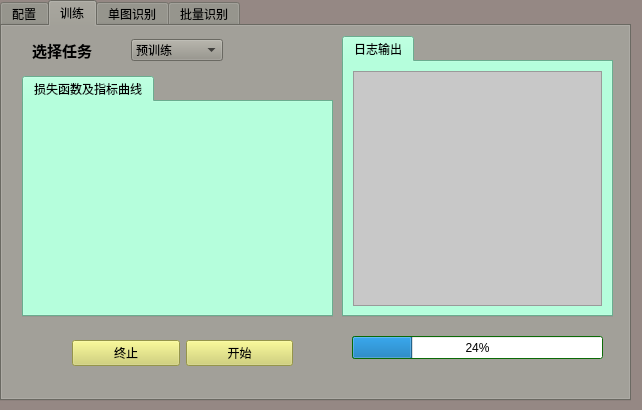
Above: develop.ui from cgsdfc/object-detection-ui before the change. Below: the same form after it.
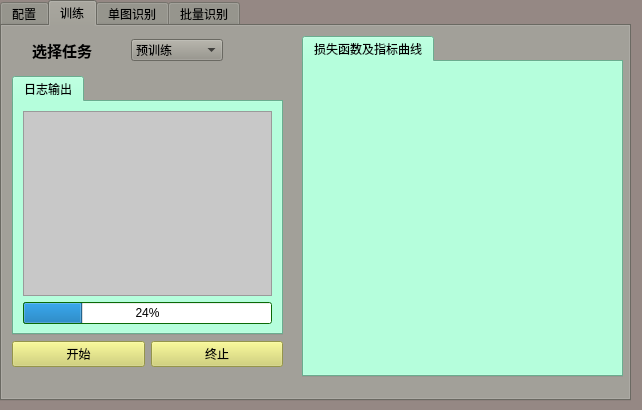
That is the form after the change. Icons and pictures are not drawn.

Commit message: 保存进度：曲线绘制 静态

Patch:
```diff
--- a/develop.ui
+++ b/develop.ui
@@ -3225,10 +3225,10 @@
      <widget class="QTabWidget" name="tabWidget">
       <property name="geometry">
        <rect>
-        <x>20</x>
-        <y>50</y>
-        <width>311</width>
-        <height>241</height>
+        <x>300</x>
+        <y>10</y>
+        <width>321</width>
+        <height>341</height>
        </rect>
       </property>
       <property name="palette">
@@ -3653,457 +3653,9 @@
        <attribute name="title">
         <string>损失函数及指标曲线</string>
        </attribute>
-       <widget class="QWidget" name="verticalLayoutWidget">
-        <property name="geometry">
-         <rect>
-          <x>9</x>
-          <y>9</y>
-          <width>291</width>
-          <height>191</height>
-         </rect>
-        </property>
+       <layout class="QVBoxLayout" name="verticalLayout_10">
+        <item>
         <layout class="QVBoxLayout" name="graph_layout"/>
-       </widget>
-      </widget>
-     </widget>
-     <widget class="QTabWidget" name="tabWidget_3">
-      <property name="geometry">
-       <rect>
-        <x>340</x>
-        <y>10</y>
-        <width>271</width>
-        <height>281</height>
-       </rect>
-      </property>
-      <property name="palette">
-       <palette>
-        <active>
-         <colorrole role="WindowText">
-          <brush brushstyle="SolidPattern">
-           <color alpha="255">
-            <red>0</red>
-            <green>0</green>
-            <blue>0</blue>
-           </color>
-          </brush>
-         </colorrole>
-         <colorrole role="Button">
-          <brush brushstyle="SolidPattern">
-           <color alpha="255">
-            <red>149</red>
-            <green>242</green>
-            <blue>200</blue>
-           </color>
-          </brush>
-         </colorrole>
-         <colorrole role="Light">
-          <brush brushstyle="SolidPattern">
-           <color alpha="255">
-            <red>255</red>
-            <green>255</green>
-            <blue>255</blue>
-           </color>
-          </brush>
-         </colorrole>
-         <colorrole role="Midlight">
-          <brush brushstyle="SolidPattern">
-           <color alpha="255">
-            <red>202</red>
-            <green>248</green>
-            <blue>227</blue>
-           </color>
-          </brush>
-         </colorrole>
-         <colorrole role="Dark">
-          <brush brushstyle="SolidPattern">
-           <color alpha="255">
-            <red>74</red>
-            <green>121</green>
-            <blue>100</blue>
-           </color>
-          </brush>
-         </colorrole>
-         <colorrole role="Mid">
-          <brush brushstyle="SolidPattern">
-           <color alpha="255">
-            <red>99</red>
-            <green>161</green>
-            <blue>133</blue>
-           </color>
-          </brush>
-         </colorrole>
-         <colorrole role="Text">
-          <brush brushstyle="SolidPattern">
-           <color alpha="255">
-            <red>0</red>
-            <green>0</green>
-            <blue>0</blue>
-           </color>
-          </brush>
-         </colorrole>
-         <colorrole role="BrightText">
-          <brush brushstyle="SolidPattern">
-           <color alpha="255">
-            <red>255</red>
-            <green>255</green>
-            <blue>255</blue>
-           </color>
-          </brush>
-         </colorrole>
-         <colorrole role="ButtonText">
-          <brush brushstyle="SolidPattern">
-           <color alpha="255">
-            <red>0</red>
-            <green>0</green>
-            <blue>0</blue>
-           </color>
-          </brush>
-         </colorrole>
-         <colorrole role="Base">
-          <brush brushstyle="SolidPattern">
-           <color alpha="255">
-            <red>255</red>
-            <green>255</green>
-            <blue>255</blue>
-           </color>
-          </brush>
-         </colorrole>
-         <colorrole role="Window">
-          <brush brushstyle="SolidPattern">
-           <color alpha="255">
-            <red>149</red>
-            <green>242</green>
-            <blue>200</blue>
-           </color>
-          </brush>
-         </colorrole>
-         <colorrole role="Shadow">
-          <brush brushstyle="SolidPattern">
-           <color alpha="255">
-            <red>0</red>
-            <green>0</green>
-            <blue>0</blue>
-           </color>
-          </brush>
-         </colorrole>
-         <colorrole role="AlternateBase">
-          <brush brushstyle="SolidPattern">
-           <color alpha="255">
-            <red>202</red>
-            <green>248</green>
-            <blue>227</blue>
-           </color>
-          </brush>
-         </colorrole>
-         <colorrole role="ToolTipBase">
-          <brush brushstyle="SolidPattern">
-           <color alpha="255">
-            <red>255</red>
-            <green>255</green>
-            <blue>220</blue>
-           </color>
-          </brush>
-         </colorrole>
-         <colorrole role="ToolTipText">
-          <brush brushstyle="SolidPattern">
-           <color alpha="255">
-            <red>0</red>
-            <green>0</green>
-            <blue>0</blue>
-           </color>
-          </brush>
-         </colorrole>
-        </active>
-        <inactive>
-         <colorrole role="WindowText">
-          <brush brushstyle="SolidPattern">
-           <color alpha="255">
-            <red>0</red>
-            <green>0</green>
-            <blue>0</blue>
-           </color>
-          </brush>
-         </colorrole>
-         <colorrole role="Button">
-          <brush brushstyle="SolidPattern">
-           <color alpha="255">
-            <red>149</red>
-            <green>242</green>
-            <blue>200</blue>
-           </color>
-          </brush>
-         </colorrole>
-         <colorrole role="Light">
-          <brush brushstyle="SolidPattern">
-           <color alpha="255">
-            <red>255</red>
-            <green>255</green>
-            <blue>255</blue>
-           </color>
-          </brush>
-         </colorrole>
-         <colorrole role="Midlight">
-          <brush brushstyle="SolidPattern">
-           <color alpha="255">
-            <red>202</red>
-            <green>248</green>
-            <blue>227</blue>
-           </color>
-          </brush>
-         </colorrole>
-         <colorrole role="Dark">
-          <brush brushstyle="SolidPattern">
-           <color alpha="255">
-            <red>74</red>
-            <green>121</green>
-            <blue>100</blue>
-           </color>
-          </brush>
-         </colorrole>
-         <colorrole role="Mid">
-          <brush brushstyle="SolidPattern">
-           <color alpha="255">
-            <red>99</red>
-            <green>161</green>
-            <blue>133</blue>
-           </color>
-          </brush>
-         </colorrole>
-         <colorrole role="Text">
-          <brush brushstyle="SolidPattern">
-           <color alpha="255">
-            <red>0</red>
-            <green>0</green>
-            <blue>0</blue>
-           </color>
-          </brush>
-         </colorrole>
-         <colorrole role="BrightText">
-          <brush brushstyle="SolidPattern">
-           <color alpha="255">
-            <red>255</red>
-            <green>255</green>
-            <blue>255</blue>
-           </color>
-          </brush>
-         </colorrole>
-         <colorrole role="ButtonText">
-          <brush brushstyle="SolidPattern">
-           <color alpha="255">
-            <red>0</red>
-            <green>0</green>
-            <blue>0</blue>
-           </color>
-          </brush>
-         </colorrole>
-         <colorrole role="Base">
-          <brush brushstyle="SolidPattern">
-           <color alpha="255">
-            <red>255</red>
-            <green>255</green>
-            <blue>255</blue>
-           </color>
-          </brush>
-         </colorrole>
-         <colorrole role="Window">
-          <brush brushstyle="SolidPattern">
-           <color alpha="255">
-            <red>149</red>
-            <green>242</green>
-            <blue>200</blue>
-           </color>
-          </brush>
-         </colorrole>
-         <colorrole role="Shadow">
-          <brush brushstyle="SolidPattern">
-           <color alpha="255">
-            <red>0</red>
-            <green>0</green>
-            <blue>0</blue>
-           </color>
-          </brush>
-         </colorrole>
-         <colorrole role="AlternateBase">
-          <brush brushstyle="SolidPattern">
-           <color alpha="255">
-            <red>202</red>
-            <green>248</green>
-            <blue>227</blue>
-           </color>
-          </brush>
-         </colorrole>
-         <colorrole role="ToolTipBase">
-          <brush brushstyle="SolidPattern">
-           <color alpha="255">
-            <red>255</red>
-            <green>255</green>
-            <blue>220</blue>
-           </color>
-          </brush>
-         </colorrole>
-         <colorrole role="ToolTipText">
-          <brush brushstyle="SolidPattern">
-           <color alpha="255">
-            <red>0</red>
-            <green>0</green>
-            <blue>0</blue>
-           </color>
-          </brush>
-         </colorrole>
-        </inactive>
-        <disabled>
-         <colorrole role="WindowText">
-          <brush brushstyle="SolidPattern">
-           <color alpha="255">
-            <red>74</red>
-            <green>121</green>
-            <blue>100</blue>
-           </color>
-          </brush>
-         </colorrole>
-         <colorrole role="Button">
-          <brush brushstyle="SolidPattern">
-           <color alpha="255">
-            <red>149</red>
-            <green>242</green>
-            <blue>200</blue>
-           </color>
-          </brush>
-         </colorrole>
-         <colorrole role="Light">
-          <brush brushstyle="SolidPattern">
-           <color alpha="255">
-            <red>255</red>
-            <green>255</green>
-            <blue>255</blue>
-           </color>
-          </brush>
-         </colorrole>
-         <colorrole role="Midlight">
-          <brush brushstyle="SolidPattern">
-           <color alpha="255">
-            <red>202</red>
-            <green>248</green>
-            <blue>227</blue>
-           </color>
-          </brush>
-         </colorrole>
-         <colorrole role="Dark">
-          <brush brushstyle="SolidPattern">
-           <color alpha="255">
-            <red>74</red>
-            <green>121</green>
-            <blue>100</blue>
-           </color>
-          </brush>
-         </colorrole>
-         <colorrole role="Mid">
-          <brush brushstyle="SolidPattern">
-           <color alpha="255">
-            <red>99</red>
-            <green>161</green>
-            <blue>133</blue>
-           </color>
-          </brush>
-         </colorrole>
-         <colorrole role="Text">
-          <brush brushstyle="SolidPattern">
-           <color alpha="255">
-            <red>74</red>
-            <green>121</green>
-            <blue>100</blue>
-           </color>
-          </brush>
-         </colorrole>
-         <colorrole role="BrightText">
-          <brush brushstyle="SolidPattern">
-           <color alpha="255">
-            <red>255</red>
-            <green>255</green>
-            <blue>255</blue>
-           </color>
-          </brush>
-         </colorrole>
-         <colorrole role="ButtonText">
-          <brush brushstyle="SolidPattern">
-           <color alpha="255">
-            <red>74</red>
-            <green>121</green>
-            <blue>100</blue>
-           </color>
-          </brush>
-         </colorrole>
-         <colorrole role="Base">
-          <brush brushstyle="SolidPattern">
-           <color alpha="255">
-            <red>149</red>
-            <green>242</green>
-            <blue>200</blue>
-           </color>
-          </brush>
-         </colorrole>
-         <colorrole role="Window">
-          <brush brushstyle="SolidPattern">
-           <color alpha="255">
-            <red>149</red>
-            <green>242</green>
-            <blue>200</blue>
-           </color>
-          </brush>
-         </colorrole>
-         <colorrole role="Shadow">
-          <brush brushstyle="SolidPattern">
-           <color alpha="255">
-            <red>0</red>
-            <green>0</green>
-            <blue>0</blue>
-           </color>
-          </brush>
-         </colorrole>
-         <colorrole role="AlternateBase">
-          <brush brushstyle="SolidPattern">
-           <color alpha="255">
-            <red>149</red>
-            <green>242</green>
-            <blue>200</blue>
-           </color>
-          </brush>
-         </colorrole>
-         <colorrole role="ToolTipBase">
-          <brush brushstyle="SolidPattern">
-           <color alpha="255">
-            <red>255</red>
-            <green>255</green>
-            <blue>220</blue>
-           </color>
-          </brush>
-         </colorrole>
-         <colorrole role="ToolTipText">
-          <brush brushstyle="SolidPattern">
-           <color alpha="255">
-            <red>0</red>
-            <green>0</green>
-            <blue>0</blue>
-           </color>
-          </brush>
-         </colorrole>
-        </disabled>
-       </palette>
-      </property>
-      <property name="currentIndex">
-       <number>0</number>
-      </property>
-      <widget class="QWidget" name="tab_14">
-       <attribute name="title">
-        <string>日志输出</string>
-       </attribute>
-       <layout class="QHBoxLayout" name="horizontalLayout_2">
-        <item>
-         <widget class="QTextEdit" name="te_train_logging">
-          <property name="styleSheet">
-           <string notr="true">background-color: rgb(200, 200, 200);</string>
-          </property>
-         </widget>
         </item>
        </layout>
       </widget>
@@ -4567,15 +4119,443 @@
        </item>
       </layout>
      </widget>
+     <widget class="QWidget" name="">
+      <property name="geometry">
+       <rect>
+        <x>10</x>
+        <y>50</y>
+        <width>271</width>
+        <height>291</height>
+       </rect>
+      </property>
+      <layout class="QVBoxLayout" name="verticalLayout_9">
+       <item>
+        <widget class="QTabWidget" name="tabWidget_3">
+         <property name="palette">
+          <palette>
+           <active>
+            <colorrole role="WindowText">
+             <brush brushstyle="SolidPattern">
+              <color alpha="255">
+               <red>0</red>
+               <green>0</green>
+               <blue>0</blue>
+              </color>
+             </brush>
+            </colorrole>
+            <colorrole role="Button">
+             <brush brushstyle="SolidPattern">
+              <color alpha="255">
+               <red>149</red>
+               <green>242</green>
+               <blue>200</blue>
+              </color>
+             </brush>
+            </colorrole>
+            <colorrole role="Light">
+             <brush brushstyle="SolidPattern">
+              <color alpha="255">
+               <red>255</red>
+               <green>255</green>
+               <blue>255</blue>
+              </color>
+             </brush>
+            </colorrole>
+            <colorrole role="Midlight">
+             <brush brushstyle="SolidPattern">
+              <color alpha="255">
+               <red>202</red>
+               <green>248</green>
+               <blue>227</blue>
+              </color>
+             </brush>
+            </colorrole>
+            <colorrole role="Dark">
+             <brush brushstyle="SolidPattern">
+              <color alpha="255">
+               <red>74</red>
+               <green>121</green>
+               <blue>100</blue>
+              </color>
+             </brush>
+            </colorrole>
+            <colorrole role="Mid">
+             <brush brushstyle="SolidPattern">
+              <color alpha="255">
+               <red>99</red>
+               <green>161</green>
+               <blue>133</blue>
+              </color>
+             </brush>
+            </colorrole>
+            <colorrole role="Text">
+             <brush brushstyle="SolidPattern">
+              <color alpha="255">
+               <red>0</red>
+               <green>0</green>
+               <blue>0</blue>
+              </color>
+             </brush>
+            </colorrole>
+            <colorrole role="BrightText">
+             <brush brushstyle="SolidPattern">
+              <color alpha="255">
+               <red>255</red>
+               <green>255</green>
+               <blue>255</blue>
+              </color>
+             </brush>
+            </colorrole>
+            <colorrole role="ButtonText">
+             <brush brushstyle="SolidPattern">
+              <color alpha="255">
+               <red>0</red>
+               <green>0</green>
+               <blue>0</blue>
+              </color>
+             </brush>
+            </colorrole>
+            <colorrole role="Base">
+             <brush brushstyle="SolidPattern">
+              <color alpha="255">
+               <red>255</red>
+               <green>255</green>
+               <blue>255</blue>
+              </color>
+             </brush>
+            </colorrole>
+            <colorrole role="Window">
+             <brush brushstyle="SolidPattern">
+              <color alpha="255">
+               <red>149</red>
+               <green>242</green>
+               <blue>200</blue>
+              </color>
+             </brush>
+            </colorrole>
+            <colorrole role="Shadow">
+             <brush brushstyle="SolidPattern">
+              <color alpha="255">
+               <red>0</red>
+               <green>0</green>
+               <blue>0</blue>
+              </color>
+             </brush>
+            </colorrole>
+            <colorrole role="AlternateBase">
+             <brush brushstyle="SolidPattern">
+              <color alpha="255">
+               <red>202</red>
+               <green>248</green>
+               <blue>227</blue>
+              </color>
+             </brush>
+            </colorrole>
+            <colorrole role="ToolTipBase">
+             <brush brushstyle="SolidPattern">
+              <color alpha="255">
+               <red>255</red>
+               <green>255</green>
+               <blue>220</blue>
+              </color>
+             </brush>
+            </colorrole>
+            <colorrole role="ToolTipText">
+             <brush brushstyle="SolidPattern">
+              <color alpha="255">
+               <red>0</red>
+               <green>0</green>
+               <blue>0</blue>
+              </color>
+             </brush>
+            </colorrole>
+           </active>
+           <inactive>
+            <colorrole role="WindowText">
+             <brush brushstyle="SolidPattern">
+              <color alpha="255">
+               <red>0</red>
+               <green>0</green>
+               <blue>0</blue>
+              </color>
+             </brush>
+            </colorrole>
+            <colorrole role="Button">
+             <brush brushstyle="SolidPattern">
+              <color alpha="255">
+               <red>149</red>
+               <green>242</green>
+               <blue>200</blue>
+              </color>
+             </brush>
+            </colorrole>
+            <colorrole role="Light">
+             <brush brushstyle="SolidPattern">
+              <color alpha="255">
+               <red>255</red>
+               <green>255</green>
+               <blue>255</blue>
+              </color>
+             </brush>
+            </colorrole>
+            <colorrole role="Midlight">
+             <brush brushstyle="SolidPattern">
+              <color alpha="255">
+               <red>202</red>
+               <green>248</green>
+               <blue>227</blue>
+              </color>
+             </brush>
+            </colorrole>
+            <colorrole role="Dark">
+             <brush brushstyle="SolidPattern">
+              <color alpha="255">
+               <red>74</red>
+               <green>121</green>
+               <blue>100</blue>
+              </color>
+             </brush>
+            </colorrole>
+            <colorrole role="Mid">
+             <brush brushstyle="SolidPattern">
+              <color alpha="255">
+               <red>99</red>
+               <green>161</green>
+               <blue>133</blue>
+              </color>
+             </brush>
+            </colorrole>
+            <colorrole role="Text">
+             <brush brushstyle="SolidPattern">
+              <color alpha="255">
+               <red>0</red>
+               <green>0</green>
+               <blue>0</blue>
+              </color>
+             </brush>
+            </colorrole>
+            <colorrole role="BrightText">
+             <brush brushstyle="SolidPattern">
+              <color alpha="255">
+               <red>255</red>
+               <green>255</green>
+               <blue>255</blue>
+              </color>
+             </brush>
+            </colorrole>
+            <colorrole role="ButtonText">
+             <brush brushstyle="SolidPattern">
+              <color alpha="255">
+               <red>0</red>
+               <green>0</green>
+               <blue>0</blue>
+              </color>
+             </brush>
+            </colorrole>
+            <colorrole role="Base">
+             <brush brushstyle="SolidPattern">
+              <color alpha="255">
+               <red>255</red>
+               <green>255</green>
+               <blue>255</blue>
+              </color>
+             </brush>
+            </colorrole>
+            <colorrole role="Window">
+             <brush brushstyle="SolidPattern">
+              <color alpha="255">
+               <red>149</red>
+               <green>242</green>
+               <blue>200</blue>
+              </color>
+             </brush>
+            </colorrole>
+            <colorrole role="Shadow">
+             <brush brushstyle="SolidPattern">
+              <color alpha="255">
+               <red>0</red>
+               <green>0</green>
+               <blue>0</blue>
+              </color>
+             </brush>
+            </colorrole>
+            <colorrole role="AlternateBase">
+             <brush brushstyle="SolidPattern">
+              <color alpha="255">
+               <red>202</red>
+               <green>248</green>
+               <blue>227</blue>
+              </color>
+             </brush>
+            </colorrole>
+            <colorrole role="ToolTipBase">
+             <brush brushstyle="SolidPattern">
+              <color alpha="255">
+               <red>255</red>
+               <green>255</green>
+               <blue>220</blue>
+              </color>
+             </brush>
+            </colorrole>
+            <colorrole role="ToolTipText">
+             <brush brushstyle="SolidPattern">
+              <color alpha="255">
+               <red>0</red>
+               <green>0</green>
+               <blue>0</blue>
+              </color>
+             </brush>
+            </colorrole>
+           </inactive>
+           <disabled>
+            <colorrole role="WindowText">
+             <brush brushstyle="SolidPattern">
+              <color alpha="255">
+               <red>74</red>
+               <green>121</green>
+               <blue>100</blue>
+              </color>
+             </brush>
+            </colorrole>
+            <colorrole role="Button">
+             <brush brushstyle="SolidPattern">
+              <color alpha="255">
+               <red>149</red>
+               <green>242</green>
+               <blue>200</blue>
+              </color>
+             </brush>
+            </colorrole>
+            <colorrole role="Light">
+             <brush brushstyle="SolidPattern">
+              <color alpha="255">
+               <red>255</red>
+               <green>255</green>
+               <blue>255</blue>
+              </color>
+             </brush>
+            </colorrole>
+            <colorrole role="Midlight">
+             <brush brushstyle="SolidPattern">
+              <color alpha="255">
+               <red>202</red>
+               <green>248</green>
+               <blue>227</blue>
+              </color>
+             </brush>
+            </colorrole>
+            <colorrole role="Dark">
+             <brush brushstyle="SolidPattern">
+              <color alpha="255">
+               <red>74</red>
+               <green>121</green>
+               <blue>100</blue>
+              </color>
+             </brush>
+            </colorrole>
+            <colorrole role="Mid">
+             <brush brushstyle="SolidPattern">
+              <color alpha="255">
+               <red>99</red>
+               <green>161</green>
+               <blue>133</blue>
+              </color>
+             </brush>
+            </colorrole>
+            <colorrole role="Text">
+             <brush brushstyle="SolidPattern">
+              <color alpha="255">
+               <red>74</red>
+               <green>121</green>
+               <blue>100</blue>
+              </color>
+             </brush>
+            </colorrole>
+            <colorrole role="BrightText">
+             <brush brushstyle="SolidPattern">
+              <color alpha="255">
+               <red>255</red>
+               <green>255</green>
+               <blue>255</blue>
+              </color>
+             </brush>
+            </colorrole>
+            <colorrole role="ButtonText">
+             <brush brushstyle="SolidPattern">
+              <color alpha="255">
+               <red>74</red>
+               <green>121</green>
+               <blue>100</blue>
+              </color>
+             </brush>
+            </colorrole>
+            <colorrole role="Base">
+             <brush brushstyle="SolidPattern">
+              <color alpha="255">
+               <red>149</red>
+               <green>242</green>
+               <blue>200</blue>
+              </color>
+             </brush>
+            </colorrole>
+            <colorrole role="Window">
+             <brush brushstyle="SolidPattern">
+              <color alpha="255">
+               <red>149</red>
+               <green>242</green>
+               <blue>200</blue>
+              </color>
+             </brush>
+            </colorrole>
+            <colorrole role="Shadow">
+             <brush brushstyle="SolidPattern">
+              <color alpha="255">
+               <red>0</red>
+               <green>0</green>
+               <blue>0</blue>
+              </color>
+             </brush>
+            </colorrole>
+            <colorrole role="AlternateBase">
+             <brush brushstyle="SolidPattern">
+              <color alpha="255">
+               <red>149</red>
+               <green>242</green>
+               <blue>200</blue>
+              </color>
+             </brush>
+            </colorrole>
+            <colorrole role="ToolTipBase">
+             <brush brushstyle="SolidPattern">
+              <color alpha="255">
+               <red>255</red>
+               <green>255</green>
+               <blue>220</blue>
+              </color>
+             </brush>
+            </colorrole>
+            <colorrole role="ToolTipText">
+             <brush brushstyle="SolidPattern">
+              <color alpha="255">
+               <red>0</red>
+               <green>0</green>
+               <blue>0</blue>
+              </color>
+             </brush>
+            </colorrole>
+           </disabled>
+          </palette>
+         </property>
+         <property name="currentIndex">
+          <number>0</number>
+         </property>
+         <widget class="QWidget" name="tab_14">
+          <attribute name="title">
+           <string>日志输出</string>
+          </attribute>
+          <layout class="QGridLayout" name="gridLayout_9">
+           <item row="1" column="0">
      <widget class="QProgressBar" name="progressBar_train">
-      <property name="geometry">
-       <rect>
-        <x>350</x>
-        <y>310</y>
-        <width>251</width>
-        <height>23</height>
-       </rect>
-      </property>
       <property name="palette">
        <palette>
         <active>
@@ -4995,117 +4975,20 @@
        <number>24</number>
       </property>
      </widget>
-     <widget class="QWidget" name="">
-      <property name="geometry">
-       <rect>
-        <x>70</x>
-        <y>310</y>
-        <width>221</width>
-        <height>35</height>
-       </rect>
-      </property>
+           </item>
+           <item row="0" column="0">
+            <widget class="QTextEdit" name="te_train_logging">
+             <property name="styleSheet">
+              <string notr="true">background-color: rgb(200, 200, 200);</string>
+             </property>
+            </widget>
+           </item>
+          </layout>
+         </widget>
+        </widget>
+       </item>
+       <item>
       <layout class="QHBoxLayout" name="horizontalLayout_12">
-       <item>
-        <widget class="QPushButton" name="pb_train_stop">
-         <property name="palette">
-          <palette>
-           <active>
-            <colorrole role="Button">
-             <brush brushstyle="SolidPattern">
-              <color alpha="255">
-               <red>209</red>
-               <green>209</green>
-               <blue>104</blue>
-              </color>
-             </brush>
-            </colorrole>
-            <colorrole role="Base">
-             <brush brushstyle="SolidPattern">
-              <color alpha="255">
-               <red>209</red>
-               <green>209</green>
-               <blue>104</blue>
-              </color>
-             </brush>
-            </colorrole>
-            <colorrole role="Window">
-             <brush brushstyle="SolidPattern">
-              <color alpha="255">
-               <red>209</red>
-               <green>209</green>
-               <blue>104</blue>
-              </color>
-             </brush>
-            </colorrole>
-           </active>
-           <inactive>
-            <colorrole role="Button">
-             <brush brushstyle="SolidPattern">
-              <color alpha="255">
-               <red>209</red>
-               <green>209</green>
-               <blue>104</blue>
-              </color>
-             </brush>
-            </colorrole>
-            <colorrole role="Base">
-             <brush brushstyle="SolidPattern">
-              <color alpha="255">
-               <red>209</red>
-               <green>209</green>
-               <blue>104</blue>
-              </color>
-             </brush>
-            </colorrole>
-            <colorrole role="Window">
-             <brush brushstyle="SolidPattern">
-              <color alpha="255">
-               <red>209</red>
-               <green>209</green>
-               <blue>104</blue>
-              </color>
-             </brush>
-            </colorrole>
-           </inactive>
-           <disabled>
-            <colorrole role="Button">
-             <brush brushstyle="SolidPattern">
-              <color alpha="255">
-               <red>209</red>
-               <green>209</green>
-               <blue>104</blue>
-              </color>
-             </brush>
-            </colorrole>
-            <colorrole role="Base">
-             <brush brushstyle="SolidPattern">
-              <color alpha="255">
-               <red>209</red>
-               <green>209</green>
-               <blue>104</blue>
-              </color>
-             </brush>
-            </colorrole>
-            <colorrole role="Window">
-             <brush brushstyle="SolidPattern">
-              <color alpha="255">
-               <red>209</red>
-               <green>209</green>
-               <blue>104</blue>
-              </color>
-             </brush>
-            </colorrole>
-           </disabled>
-          </palette>
-         </property>
-         <property name="styleSheet">
-          <string notr="true">background-color: rgb(209, 209, 104);</string>
-         </property>
-         <property name="text">
-          <string>终止</string>
-         </property>
-        </widget>
-       </item>
        <item>
         <widget class="QPushButton" name="pb_train_start">
          <property name="styleSheet">
@@ -5116,7 +4999,110 @@
          </property>
         </widget>
        </item>
-      </layout>
+         <item>
+          <widget class="QPushButton" name="pb_train_stop">
+           <property name="palette">
+            <palette>
+             <active>
+              <colorrole role="Button">
+               <brush brushstyle="SolidPattern">
+                <color alpha="255">
+                 <red>209</red>
+                 <green>209</green>
+                 <blue>104</blue>
+                </color>
+               </brush>
+              </colorrole>
+              <colorrole role="Base">
+               <brush brushstyle="SolidPattern">
+                <color alpha="255">
+                 <red>209</red>
+                 <green>209</green>
+                 <blue>104</blue>
+                </color>
+               </brush>
+              </colorrole>
+              <colorrole role="Window">
+               <brush brushstyle="SolidPattern">
+                <color alpha="255">
+                 <red>209</red>
+                 <green>209</green>
+                 <blue>104</blue>
+                </color>
+               </brush>
+              </colorrole>
+             </active>
+             <inactive>
+              <colorrole role="Button">
+               <brush brushstyle="SolidPattern">
+                <color alpha="255">
+                 <red>209</red>
+                 <green>209</green>
+                 <blue>104</blue>
+                </color>
+               </brush>
+              </colorrole>
+              <colorrole role="Base">
+               <brush brushstyle="SolidPattern">
+                <color alpha="255">
+                 <red>209</red>
+                 <green>209</green>
+                 <blue>104</blue>
+                </color>
+               </brush>
+              </colorrole>
+              <colorrole role="Window">
+               <brush brushstyle="SolidPattern">
+                <color alpha="255">
+                 <red>209</red>
+                 <green>209</green>
+                 <blue>104</blue>
+                </color>
+               </brush>
+              </colorrole>
+             </inactive>
+             <disabled>
+              <colorrole role="Button">
+               <brush brushstyle="SolidPattern">
+                <color alpha="255">
+                 <red>209</red>
+                 <green>209</green>
+                 <blue>104</blue>
+                </color>
+               </brush>
+              </colorrole>
+              <colorrole role="Base">
+               <brush brushstyle="SolidPattern">
+                <color alpha="255">
+                 <red>209</red>
+                 <green>209</green>
+                 <blue>104</blue>
+                </color>
+               </brush>
+              </colorrole>
+              <colorrole role="Window">
+               <brush brushstyle="SolidPattern">
+                <color alpha="255">
+                 <red>209</red>
+                 <green>209</green>
+                 <blue>104</blue>
+                </color>
+               </brush>
+              </colorrole>
+             </disabled>
+            </palette>
+           </property>
+           <property name="styleSheet">
+            <string notr="true">background-color: rgb(209, 209, 104);</string>
+           </property>
+           <property name="text">
+            <string>终止</string>
+           </property>
+          </widget>
+         </item>
+        </layout>
+       </item>
+      </layout>
      </widget>
     </widget>
     <widget class="QWidget" name="tab_12">
```
Left out of the diff: 6 changed lines with no effect on the pictures. Lines whose indentation alone changed are shown as unchanged. The commit also changes 2 other files.
